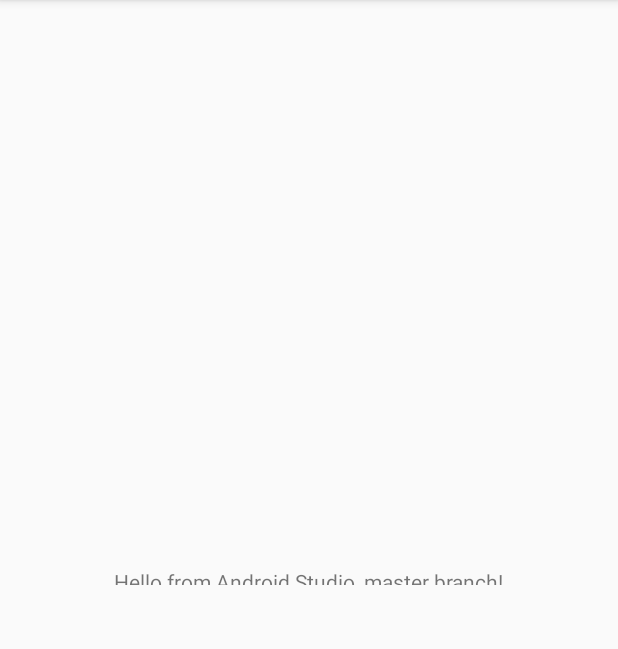
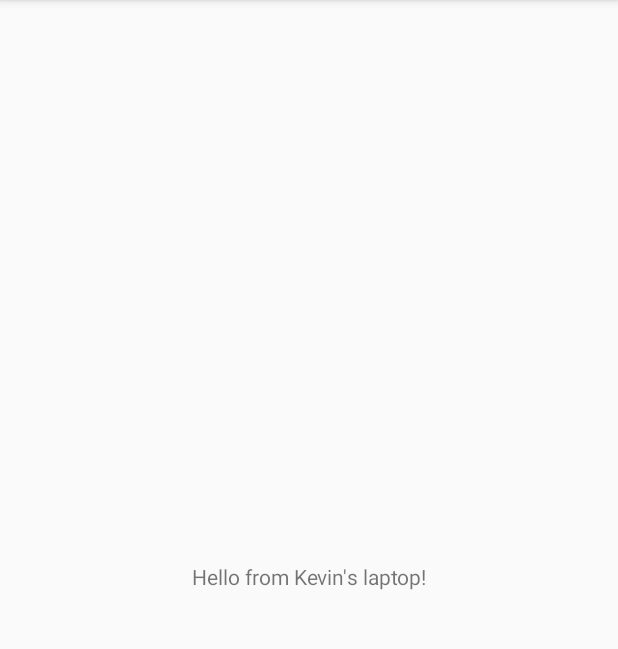
Before and after one commit to kkimbrough81/RecipeScrapbookRepository, an Android app: the screen it shows after launch (MainActivity), on a phone screen of 412 x 824 dp, the part 84-733 px from its top. Run offline under Robolectric (Android 15) with nearby library versions, the phone set to English and light mode, and no system bars.

Commit message:
Test commit from Kevin's laptop.

```diff
--- a/app/src/main/res/layout/activity_main.xml
+++ b/app/src/main/res/layout/activity_main.xml
@@ -8,8 +8,8 @@
 
     <TextView
         android:layout_width="wrap_content"
-        android:layout_height="12dp"
-        android:text="Hello from Android Studio, master branch!"
+        android:layout_height="wrap_content"
+        android:text="Hello from Kevin's laptop!"
         app:layout_constraintBottom_toBottomOf="parent"
         app:layout_constraintLeft_toLeftOf="parent"
         app:layout_constraintRight_toRightOf="parent"
```
